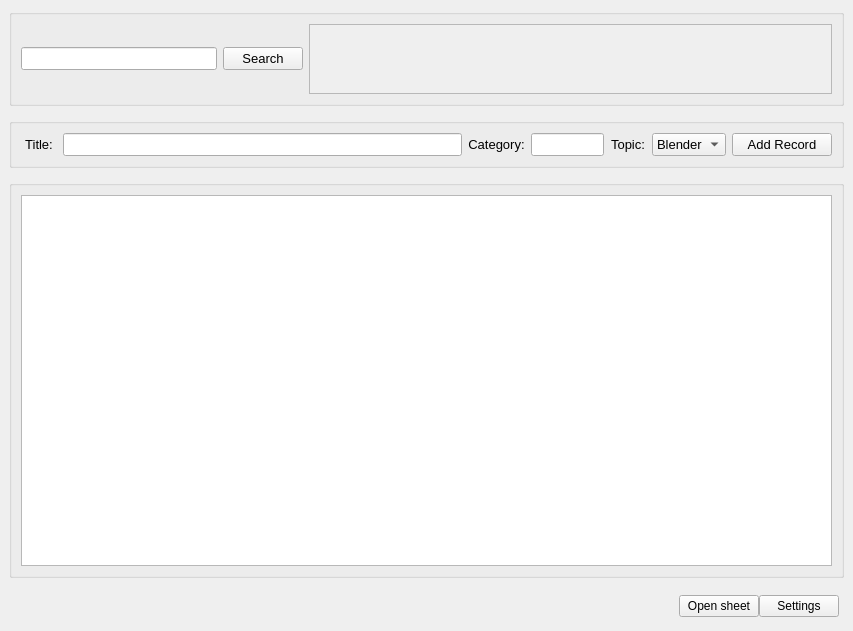
The window that qt5/gui_elements/mainUI.ui (Shotaos/GSheetsEngine) describes before a commit, drawn with Qt 5.
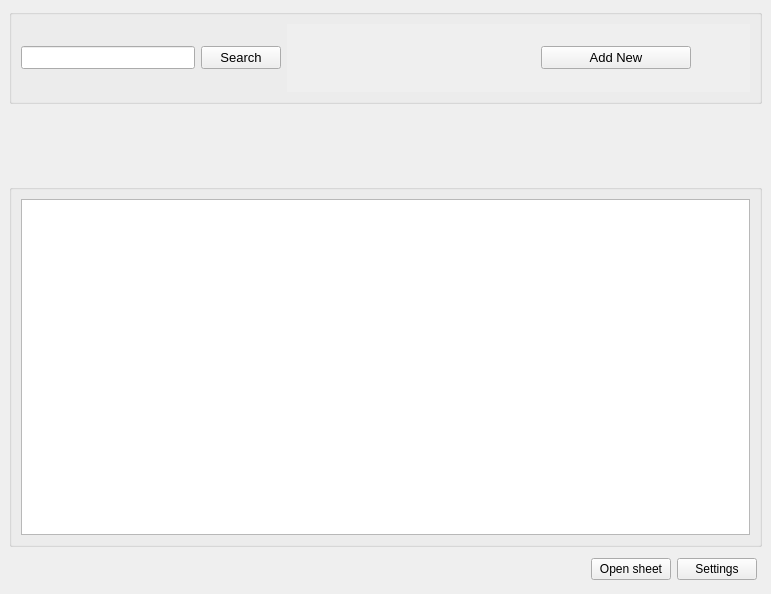
The same window after the commit.

The edit to the form file:
```diff
--- a/qt5/gui_elements/mainUI.ui
+++ b/qt5/gui_elements/mainUI.ui
@@ -6,8 +6,8 @@
    <rect>
     <x>0</x>
     <y>0</y>
-    <width>853</width>
-    <height>631</height>
+    <width>771</width>
+    <height>594</height>
    </rect>
   </property>
   <property name="windowTitle">
@@ -20,15 +20,63 @@
      <verstretch>0</verstretch>
     </sizepolicy>
    </property>
-   <layout class="QHBoxLayout" name="horizontalLayout_4">
-    <item>
      <layout class="QGridLayout" name="gridLayout">
-      <property name="sizeConstraint">
-       <enum>QLayout::SetDefaultConstraint</enum>
+    <item row="3" column="0">
+     <layout class="QHBoxLayout" name="horizontalLayout_6">
+      <property name="leftMargin">
+       <number>5</number>
       </property>
-      <property name="verticalSpacing">
-       <number>12</number>
+      <property name="topMargin">
+       <number>5</number>
       </property>
+      <property name="rightMargin">
+       <number>5</number>
+      </property>
+      <property name="bottomMargin">
+       <number>5</number>
+      </property>
+      <item>
+       <widget class="QLabel" name="log_text">
+        <property name="maximumSize">
+         <size>
+          <width>700</width>
+          <height>60</height>
+         </size>
+        </property>
+        <property name="text">
+         <string/>
+        </property>
+       </widget>
+      </item>
+      <item>
+       <spacer name="horizontalSpacer">
+        <property name="orientation">
+         <enum>Qt::Horizontal</enum>
+        </property>
+        <property name="sizeHint" stdset="0">
+         <size>
+          <width>40</width>
+          <height>20</height>
+         </size>
+        </property>
+       </spacer>
+      </item>
+      <item>
+       <widget class="QPushButton" name="open_sheet_button">
+        <property name="text">
+         <string>Open sheet</string>
+        </property>
+       </widget>
+      </item>
+      <item>
+       <widget class="QPushButton" name="settings_button">
+        <property name="text">
+         <string>Settings</string>
+        </property>
+       </widget>
+      </item>
+     </layout>
+    </item>
       <item row="0" column="0">
        <widget class="QGroupBox" name="search_group">
         <property name="sizePolicy">
@@ -123,6 +171,12 @@
              <pointsize>10</pointsize>
             </font>
            </property>
+         <property name="frameShape">
+          <enum>QFrame::NoFrame</enum>
+         </property>
+         <property name="lineWidth">
+          <number>0</number>
+         </property>
            <property name="widgetResizable">
             <bool>true</bool>
            </property>
@@ -131,11 +185,60 @@
              <rect>
               <x>0</x>
               <y>0</y>
-              <width>526</width>
+            <width>470</width>
               <height>69</height>
              </rect>
             </property>
-            <layout class="QHBoxLayout" name="horizontalLayout_5"/>
+          <layout class="QHBoxLayout" name="horizontalLayout_5">
+           <item>
+            <spacer name="horizontalSpacer_3">
+             <property name="orientation">
+              <enum>Qt::Horizontal</enum>
+             </property>
+             <property name="sizeHint" stdset="0">
+              <size>
+               <width>30</width>
+               <height>20</height>
+              </size>
+             </property>
+            </spacer>
+           </item>
+           <item>
+            <widget class="QPushButton" name="add_new_button">
+             <property name="sizePolicy">
+              <sizepolicy hsizetype="Maximum" vsizetype="Fixed">
+               <horstretch>0</horstretch>
+               <verstretch>0</verstretch>
+              </sizepolicy>
+             </property>
+             <property name="minimumSize">
+              <size>
+               <width>150</width>
+               <height>0</height>
+              </size>
+             </property>
+             <property name="text">
+              <string>Add New</string>
+             </property>
+            </widget>
+           </item>
+           <item>
+            <spacer name="horizontalSpacer_2">
+             <property name="orientation">
+              <enum>Qt::Horizontal</enum>
+             </property>
+             <property name="sizeType">
+              <enum>QSizePolicy::Maximum</enum>
+             </property>
+             <property name="sizeHint" stdset="0">
+              <size>
+               <width>50</width>
+               <height>20</height>
+              </size>
+             </property>
+            </spacer>
+           </item>
+          </layout>
            </widget>
           </widget>
          </item>
@@ -197,309 +300,42 @@
        </widget>
       </item>
       <item row="1" column="0">
-       <widget class="QGroupBox" name="add_record_group">
+     <widget class="QScrollArea" name="filter_buttons">
         <property name="sizePolicy">
-         <sizepolicy hsizetype="Expanding" vsizetype="Preferred">
-          <horstretch>0</horstretch>
+       <sizepolicy hsizetype="Preferred" vsizetype="Fixed">
+        <horstretch>8</horstretch>
           <verstretch>0</verstretch>
          </sizepolicy>
         </property>
-        <property name="contextMenuPolicy">
-         <enum>Qt::NoContextMenu</enum>
-        </property>
-        <property name="title">
-         <string/>
-        </property>
-        <layout class="QHBoxLayout" name="horizontalLayout">
-         <item>
-          <widget class="QLabel" name="title_label">
-           <property name="sizePolicy">
-            <sizepolicy hsizetype="Preferred" vsizetype="Preferred">
-             <horstretch>1</horstretch>
-             <verstretch>0</verstretch>
-            </sizepolicy>
-           </property>
            <property name="maximumSize">
             <size>
              <width>16777215</width>
-             <height>16777215</height>
-            </size>
-           </property>
-           <property name="sizeIncrement">
-            <size>
-             <width>0</width>
-             <height>0</height>
-            </size>
-           </property>
+        <height>70</height>
+       </size>
+      </property>
            <property name="font">
             <font>
              <pointsize>10</pointsize>
             </font>
            </property>
-           <property name="layoutDirection">
-            <enum>Qt::LeftToRight</enum>
-           </property>
-           <property name="text">
-            <string>Title:</string>
-           </property>
-           <property name="scaledContents">
-            <bool>false</bool>
-           </property>
-           <property name="alignment">
-            <set>Qt::AlignCenter</set>
-           </property>
-          </widget>
-         </item>
-         <item>
-          <widget class="QLineEdit" name="title_line">
-           <property name="sizePolicy">
-            <sizepolicy hsizetype="Preferred" vsizetype="Preferred">
-             <horstretch>11</horstretch>
-             <verstretch>0</verstretch>
-            </sizepolicy>
-           </property>
-           <property name="maximumSize">
-            <size>
-             <width>16777193</width>
-             <height>16777215</height>
-            </size>
-           </property>
-           <property name="contextMenuPolicy">
-            <enum>Qt::NoContextMenu</enum>
-           </property>
-          </widget>
-         </item>
-         <item>
-          <widget class="QLabel" name="category_label">
-           <property name="sizePolicy">
-            <sizepolicy hsizetype="Preferred" vsizetype="Preferred">
-             <horstretch>1</horstretch>
-             <verstretch>0</verstretch>
-            </sizepolicy>
-           </property>
-           <property name="maximumSize">
-            <size>
-             <width>16777215</width>
-             <height>16777215</height>
-            </size>
-           </property>
-           <property name="sizeIncrement">
-            <size>
-             <width>0</width>
-             <height>0</height>
-            </size>
-           </property>
-           <property name="font">
-            <font>
-             <pointsize>10</pointsize>
-            </font>
-           </property>
-           <property name="layoutDirection">
-            <enum>Qt::LeftToRight</enum>
-           </property>
-           <property name="text">
-            <string>Category:</string>
-           </property>
-           <property name="scaledContents">
-            <bool>false</bool>
-           </property>
-           <property name="alignment">
-            <set>Qt::AlignCenter</set>
-           </property>
-           <property name="wordWrap">
-            <bool>false</bool>
-           </property>
-          </widget>
-         </item>
-         <item>
-          <widget class="QLineEdit" name="category_line">
-           <property name="sizePolicy">
-            <sizepolicy hsizetype="Preferred" vsizetype="Preferred">
-             <horstretch>2</horstretch>
-             <verstretch>0</verstretch>
-            </sizepolicy>
-           </property>
-           <property name="maximumSize">
-            <size>
-             <width>16777193</width>
-             <height>16777215</height>
-            </size>
-           </property>
-           <property name="contextMenuPolicy">
-            <enum>Qt::NoContextMenu</enum>
-           </property>
-          </widget>
-         </item>
-         <item>
-          <widget class="QLabel" name="topic_label">
-           <property name="sizePolicy">
-            <sizepolicy hsizetype="Preferred" vsizetype="Preferred">
-             <horstretch>1</horstretch>
-             <verstretch>0</verstretch>
-            </sizepolicy>
-           </property>
-           <property name="maximumSize">
-            <size>
-             <width>16777215</width>
-             <height>16777215</height>
-            </size>
-           </property>
-           <property name="sizeIncrement">
-            <size>
-             <width>0</width>
-             <height>0</height>
-            </size>
-           </property>
-           <property name="font">
-            <font>
-             <pointsize>10</pointsize>
-            </font>
-           </property>
-           <property name="layoutDirection">
-            <enum>Qt::LeftToRight</enum>
-           </property>
-           <property name="text">
-            <string>Topic:</string>
-           </property>
-           <property name="scaledContents">
-            <bool>false</bool>
-           </property>
-           <property name="alignment">
-            <set>Qt::AlignCenter</set>
-           </property>
-          </widget>
-         </item>
-         <item>
-          <widget class="QComboBox" name="add_topic_dropdown">
-           <property name="enabled">
+      <property name="frameShape">
+       <enum>QFrame::NoFrame</enum>
+      </property>
+      <property name="widgetResizable">
             <bool>true</bool>
            </property>
-           <property name="sizePolicy">
-            <sizepolicy hsizetype="Preferred" vsizetype="Preferred">
-             <horstretch>2</horstretch>
-             <verstretch>0</verstretch>
-            </sizepolicy>
-           </property>
-           <property name="minimumSize">
-            <size>
-             <width>0</width>
-             <height>0</height>
-            </size>
-           </property>
-           <property name="maximumSize">
-            <size>
-             <width>150</width>
-             <height>16777215</height>
-            </size>
-           </property>
-           <property name="font">
-            <font>
-             <pointsize>10</pointsize>
-            </font>
-           </property>
-           <property name="contextMenuPolicy">
-            <enum>Qt::NoContextMenu</enum>
-           </property>
-           <item>
-            <property name="text">
-             <string>Blender</string>
-            </property>
-           </item>
-          </widget>
-         </item>
-         <item>
-          <widget class="QPushButton" name="add_record">
-           <property name="sizePolicy">
-            <sizepolicy hsizetype="Preferred" vsizetype="Preferred">
-             <horstretch>2</horstretch>
-             <verstretch>0</verstretch>
-            </sizepolicy>
-           </property>
-           <property name="minimumSize">
-            <size>
-             <width>100</width>
-             <height>0</height>
-            </size>
-           </property>
-           <property name="maximumSize">
-            <size>
-             <width>200</width>
-             <height>16777215</height>
-            </size>
-           </property>
-           <property name="font">
-            <font>
-             <pointsize>10</pointsize>
-            </font>
-           </property>
-           <property name="contextMenuPolicy">
-            <enum>Qt::NoContextMenu</enum>
-           </property>
-           <property name="text">
-            <string>Add Record</string>
-           </property>
-          </widget>
-         </item>
-        </layout>
-       </widget>
-      </item>
-      <item row="3" column="0">
-       <layout class="QHBoxLayout" name="horizontalLayout_6">
-        <property name="leftMargin">
-         <number>5</number>
-        </property>
-        <property name="topMargin">
-         <number>5</number>
-        </property>
-        <property name="rightMargin">
-         <number>5</number>
-        </property>
-        <property name="bottomMargin">
-         <number>5</number>
-        </property>
-        <item>
-         <widget class="QLabel" name="log_text">
-          <property name="maximumSize">
-           <size>
-            <width>700</width>
-            <height>60</height>
-           </size>
-          </property>
-          <property name="text">
-           <string/>
-          </property>
-         </widget>
-        </item>
-        <item>
-         <spacer name="horizontalSpacer">
-          <property name="orientation">
-           <enum>Qt::Horizontal</enum>
-          </property>
-          <property name="sizeHint" stdset="0">
-           <size>
-            <width>40</width>
-            <height>20</height>
-           </size>
-          </property>
-         </spacer>
-        </item>
-        <item>
-         <widget class="QPushButton" name="open_sheet_button">
-          <property name="text">
-           <string>Open sheet</string>
-          </property>
-         </widget>
-        </item>
-        <item>
-         <widget class="QPushButton" name="settings_button">
-          <property name="text">
-           <string>Settings</string>
-          </property>
-         </widget>
-        </item>
-       </layout>
-      </item>
-     </layout>
+      <widget class="QWidget" name="filter_buttons_layout">
+       <property name="geometry">
+        <rect>
+         <x>0</x>
+         <y>0</y>
+         <width>753</width>
+         <height>69</height>
+        </rect>
+       </property>
+       <layout class="QHBoxLayout" name="horizontalLayout_7"/>
+      </widget>
+     </widget>
     </item>
    </layout>
   </widget>
```
Lines whose indentation alone changed are shown as unchanged.
